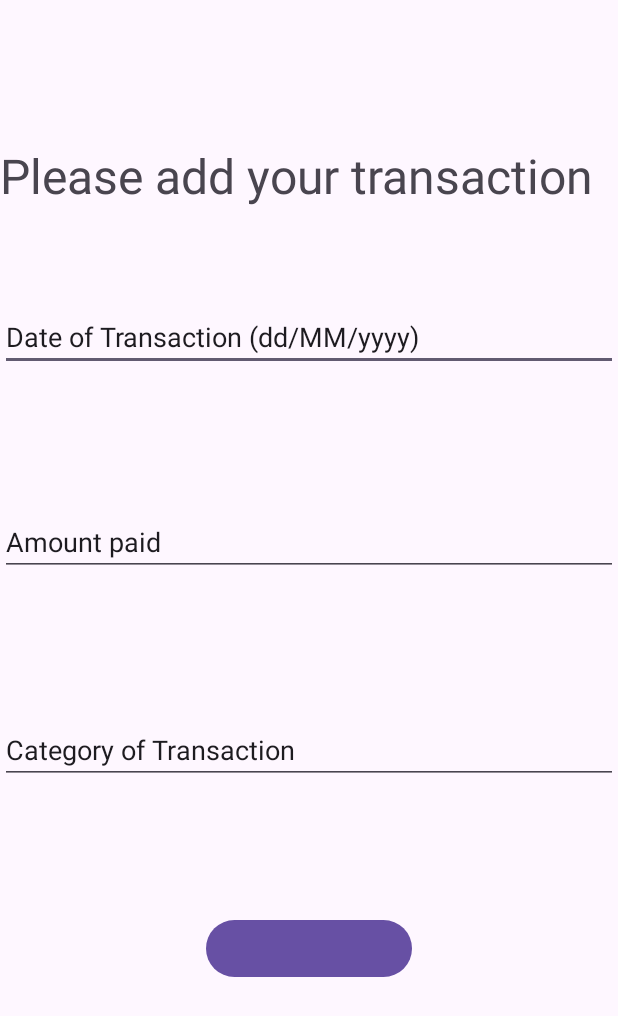
After one commit to SammyG69/Finity-Hackathon, an Android app: the layout add_transaction.xml on its own in the app's theme, with its tools: preview values and no code run, on a phone screen of 412 x 824 dp. The commit adds this screen. Shown: the top 1016 px of the screen. Run offline under Robolectric (Android 15) with nearby library versions, the phone set to English and light mode, and no system bars.

Commit message:
Fixed the problem of not displaying transactions. Created an Add transaction page and also instantiated a class.

```diff
--- /dev/null
+++ b/app/src/main/java/com/example/finityapp/AddTransaction.java
@@ -0,0 +1,5 @@
+package com.example.finityapp;
+
+public class AddTransaction {
+
+}
--- a/app/src/main/java/com/example/finityapp/MainActivity.java
+++ b/app/src/main/java/com/example/finityapp/MainActivity.java
@@ -43,7 +43,7 @@ public class MainActivity extends AppCompatActivity {
         EdgeToEdge.enable(this);
         setContentView(R.layout.activity_main);
 
-        binding= DataBindingUtil.setContentView(this, R.layout.item_card);
+        binding= DataBindingUtil.setContentView(this, R.layout.activity_main);
 
 
         database=FirebaseDatabase.getInstance();
--- /dev/null
+++ b/app/src/main/res/layout/add_transaction.xml
@@ -0,0 +1,70 @@
+<?xml version="1.0" encoding="utf-8"?>
+<androidx.constraintlayout.widget.ConstraintLayout xmlns:android="http://schemas.android.com/apk/res/android"
+    xmlns:app="http://schemas.android.com/apk/res-auto"
+    xmlns:tools="http://schemas.android.com/tools"
+    android:layout_width="match_parent"
+    android:layout_height="match_parent">
+
+    <TextView
+        android:id="@+id/add_title"
+        android:layout_width="match_parent"
+        android:layout_height="wrap_content"
+        android:text="Please add your transaction"
+        android:textSize="32sp"
+        app:flow_horizontalBias="0.0"
+        app:layout_constraintBottom_toBottomOf="parent"
+        app:layout_constraintTop_toTopOf="parent"
+        app:layout_constraintVertical_bias="0.122"
+        tools:layout_editor_absoluteX="-58dp" />
+
+
+    <EditText
+        android:id="@+id/dateField"
+        android:layout_width="match_parent"
+        android:layout_height="wrap_content"
+        android:layout_marginTop="5dp"
+        android:layout_marginBottom="5dp"
+        android:text="Date of Transaction (dd/MM/yyyy)"
+        app:layout_constraintBottom_toBottomOf="parent"
+        app:layout_constraintTop_toBottomOf="@+id/add_title"
+        app:layout_constraintVertical_bias="0.092"
+        tools:layout_editor_absoluteX="0dp" />
+
+
+
+    <EditText
+        android:id="@+id/amountField"
+        android:layout_width="match_parent"
+        android:layout_height="wrap_content"
+        android:layout_marginTop="5dp"
+        android:layout_marginBottom="5dp"
+        android:text="Amount paid"
+        app:layout_constraintBottom_toTopOf="@+id/button"
+        app:layout_constraintTop_toBottomOf="@+id/dateField"
+        app:layout_constraintVertical_bias="0.281"
+        tools:layout_editor_absoluteX="0dp" />
+
+    <EditText
+        android:id="@+id/categoryField"
+        android:layout_width="match_parent"
+        android:layout_height="wrap_content"
+        android:layout_marginTop="5dp"
+        android:text="Category of Transaction"
+        app:layout_constraintBottom_toTopOf="@+id/button"
+        app:layout_constraintTop_toBottomOf="@+id/amountField"
+        app:layout_constraintVertical_bias="0.502"
+        tools:layout_editor_absoluteX="16dp" />
+
+    <Button
+        android:id="@+id/button"
+        android:layout_width="137dp"
+        android:layout_height="46dp"
+        android:layout_marginTop="5dp"
+        android:layout_marginBottom="5dp"
+        app:layout_constraintBottom_toBottomOf="parent"
+        app:layout_constraintEnd_toEndOf="parent"
+        app:layout_constraintStart_toStartOf="parent"
+        app:layout_constraintTop_toBottomOf="@+id/add_title"
+        app:layout_constraintVertical_bias="0.74" />
+
+</androidx.constraintlayout.widget.ConstraintLayout>
--- a/app/src/main/res/layout/item_card.xml
+++ b/app/src/main/res/layout/item_card.xml
@@ -11,8 +11,6 @@
             name="transaction"
             type="com.example.finityapp.Transaction"/>
     </data>
-
-
 <androidx.cardview.widget.CardView
 
     android:layout_width="match_parent"
@@ -22,7 +20,7 @@
 
     <androidx.constraintlayout.widget.ConstraintLayout
         android:layout_height="wrap_content"
-        android:layout_marginLeft="16dp"
+        android:layout_marginStart="16dp"
         android:layout_width="match_parent">
 
     <TextView android:layout_width="wrap_content" android:layout_height="wrap_content" android:text="@{transaction.date}" android:id="@+id/textview" android:textColor="@color/black" android:textSize="24sp" app:layout_constraintStart_toStartOf="parent" app:layout_constraintTop_toTopOf="parent"/>
```
